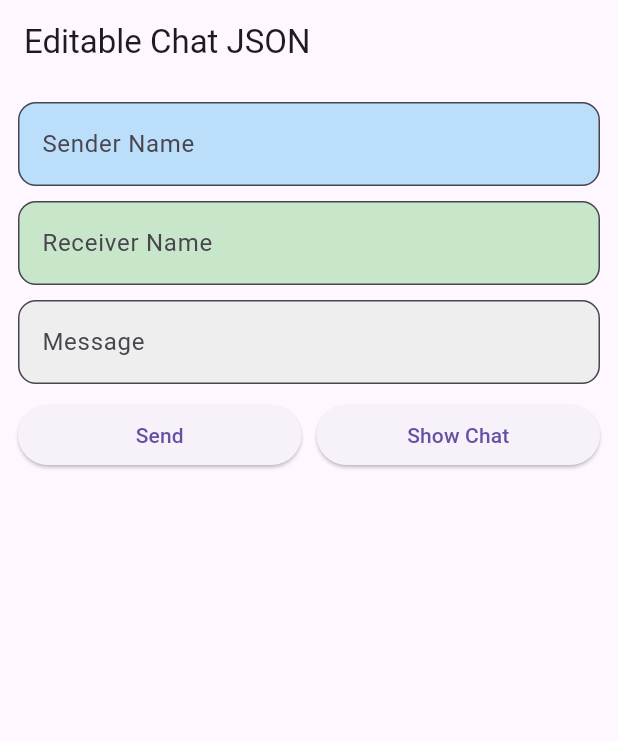
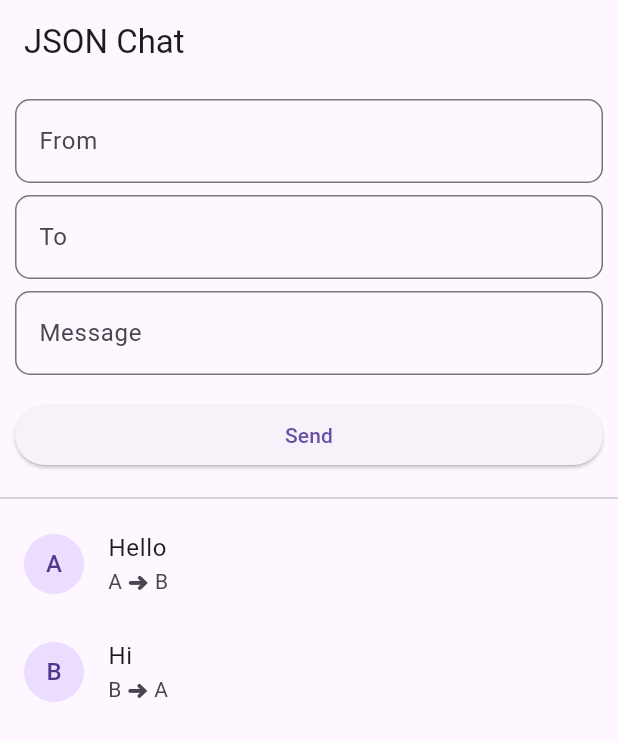
Before and after one commit to Sundarampal/gkflutter, a Flutter app: the screen it shows after launch, after a tap on "Send", on a phone screen of 412 x 824 dp. Shown: the top 741 px of the screen. Run offline on Flutter 3.47's test engine with Material 3 defaults, Android fonts, the phone set to English and light mode, and no system bars.

Commit message:
Update main.dart

```diff
--- a/lib/main.dart
+++ b/lib/main.dart
@@ -1,5 +1,4 @@
 import 'package:flutter/material.dart';
-import 'utilities.dart';
 
 void main() {
   runApp(const MyApp());
@@ -25,138 +24,90 @@ class ChatScreen extends StatefulWidget {
 }
 
 class _ChatScreenState extends State<ChatScreen> {
-  final TextEditingController senderCtrl = TextEditingController();
-  final TextEditingController receiverCtrl = TextEditingController();
-  final TextEditingController messageCtrl = TextEditingController();
+  final TextEditingController fromCtrl = TextEditingController();
+  final TextEditingController toCtrl = TextEditingController();
+  final TextEditingController msgCtrl = TextEditingController();
 
-  List<Map<String, String>> chatHistory = [];
+  /// JSON based chat data
+  List<Map<String, String>> messages = [
+    {"from": "A", "to": "B", "text": "Hello"},
+    {"from": "B", "to": "A", "text": "Hi"},
+  ];
 
-  Future<void> _loadData() async {
-    final data = await Utilities.downloadJson(
-      'https://sundarampal.github.io/myjsonfiles/chatbox.json',
-    );
-
-    List chats = data['chats'];
+  void sendMessage() {
+    if (fromCtrl.text.isEmpty ||
+        toCtrl.text.isEmpty ||
+        msgCtrl.text.isEmpty) return;
 
     setState(() {
-      chatHistory = chats
-          .map((e) => {
-        "sender": e['sender'].toString(),
-        "receiver": e['receiver'].toString(),
-        "message": e['message'].toString(),
-      })
-          .toList();
-    });
-  }
-
-  void _sendMessage() {
-    if (senderCtrl.text.isEmpty ||
-        receiverCtrl.text.isEmpty ||
-        messageCtrl.text.isEmpty) return;
-
-    setState(() {
-      chatHistory.add({
-        "sender": senderCtrl.text,
-        "receiver": receiverCtrl.text,
-        "message": messageCtrl.text,
+      messages.add({
+        "from": fromCtrl.text,
+        "to": toCtrl.text,
+        "text": msgCtrl.text,
       });
     });
 
-    messageCtrl.clear();
-  }
-
-  void _showChat() {
-    Navigator.push(
-      context,
-      MaterialPageRoute(
-        builder: (_) => ChatHistoryScreen(chatHistory: chatHistory),
-      ),
-    );
-  }
-
-  @override
-  void initState() {
-    super.initState();
-    _loadData();
+    msgCtrl.clear();
   }
 
   @override
   Widget build(BuildContext context) {
     return Scaffold(
-      appBar: AppBar(title: const Text("Editable Chat JSON")),
-      body: Padding(
-        padding: const EdgeInsets.all(12),
-        child: Column(
-          children: [
-            _input(senderCtrl, "Sender Name", Colors.blue[100]!),
-            _input(receiverCtrl, "Receiver Name", Colors.green[100]!),
-            _input(messageCtrl, "Message", Colors.grey[200]!),
-
-            Row(
+      appBar: AppBar(title: const Text("JSON Chat")),
+      body: Column(
+        children: [
+          Padding(
+            padding: const EdgeInsets.all(10),
+            child: Column(
               children: [
-                Expanded(
+                inputBox(fromCtrl, "From"),
+                inputBox(toCtrl, "To"),
+                inputBox(msgCtrl, "Message"),
+                const SizedBox(height: 8),
+                SizedBox(
+                  width: double.infinity,
                   child: ElevatedButton(
-                    onPressed: _sendMessage,
+                    onPressed: sendMessage,
                     child: const Text("Send"),
-                  ),
-                ),
-                const SizedBox(width: 10),
-                Expanded(
-                  child: ElevatedButton(
-                    onPressed: _showChat,
-                    child: const Text("Show Chat"),
                   ),
                 ),
               ],
             ),
-          ],
-        ),
+          ),
+          const Divider(),
+          Expanded(
+            child: ListView.builder(
+              itemCount: messages.length,
+              itemBuilder: (context, index) {
+                final msg = messages[index];
+                return ListTile(
+                  leading: CircleAvatar(
+                    child: Text(msg['from']!),
+                  ),
+                  title: Text(msg['text']!),
+                  subtitle:
+                  Text("${msg['from']} ➜ ${msg['to']}"),
+                );
+              },
+            ),
+          ),
+        ],
       ),
     );
   }
 
-  Widget _input(TextEditingController c, String label, Color color) {
+  Widget inputBox(TextEditingController c, String label) {
     return Padding(
-      padding: const EdgeInsets.only(bottom: 10),
+      padding: const EdgeInsets.only(bottom: 8),
       child: TextField(
         controller: c,
         decoration: InputDecoration(
           labelText: label,
-          filled: true,
-          fillColor: color,
           border: OutlineInputBorder(
-            borderRadius: BorderRadius.circular(12),
+            borderRadius: BorderRadius.circular(10),
           ),
         ),
       ),
     );
   }
 }
-
-class ChatHistoryScreen extends StatelessWidget {
-  final List<Map<String, String>> chatHistory;
-
-  const ChatHistoryScreen({super.key, required this.chatHistory});
-
-  @override
-  Widget build(BuildContext context) {
-    return Scaffold(
-      appBar: AppBar(title: const Text("Chat History")),
-      body: chatHistory.isEmpty
-          ? const Center(child: Text("No messages"))
-          : ListView.builder(
-        itemCount: chatHistory.length,
-        itemBuilder: (context, index) {
-          final chat = chatHistory[index];
-          return Card(
-            child: ListTile(
-              title: Text(chat['message']!),
-              subtitle:
-              Text("${chat['sender']} ➜ ${chat['receiver']}"),
-            ),
-          );
-        },
-      ),
-    );
-  }
-}
```
